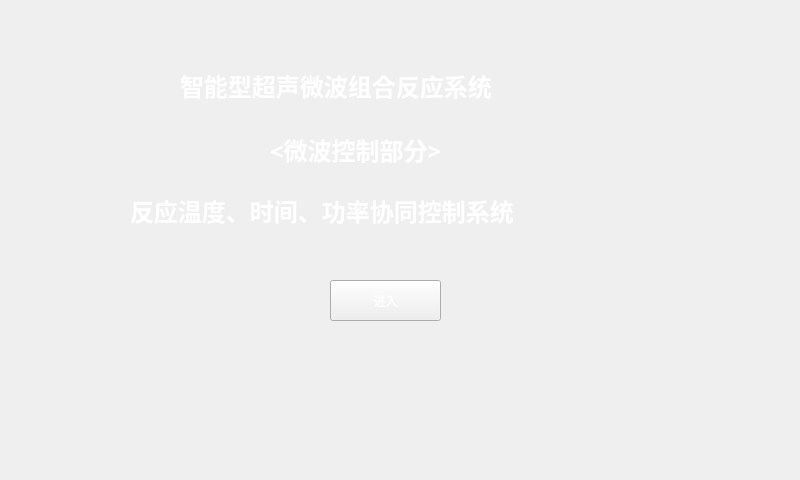
Above: mainwindow.ui from wanghao-xznu/untitled2 before the change. Below: the same form after it.
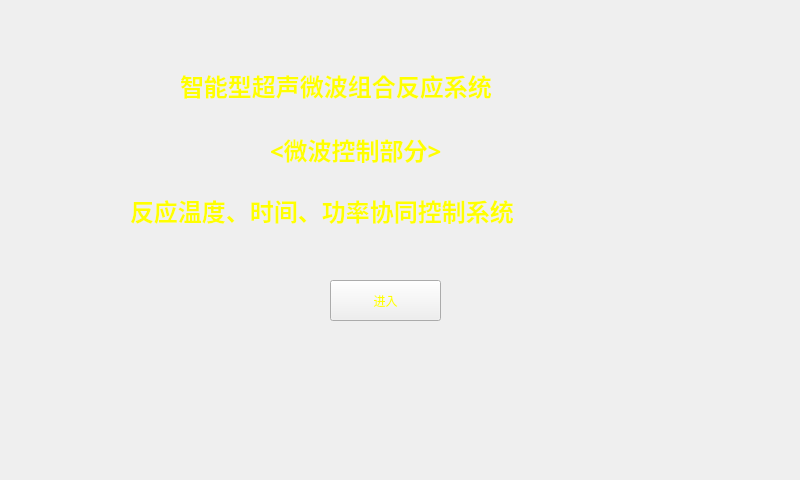
That is the form after the change. Icons and pictures are not drawn.

```diff
--- a/mainwindow.ui
+++ b/mainwindow.ui
@@ -14,7 +14,7 @@
    <string>MainWindow</string>
   </property>
   <property name="styleSheet">
-   <string notr="true">color: rgb(255, 255, 255);
+   <string notr="true">color: rgb(255, 255, 0);
 background-image:url(./background_bilang.jpg)
 </string>
   </property>
```
